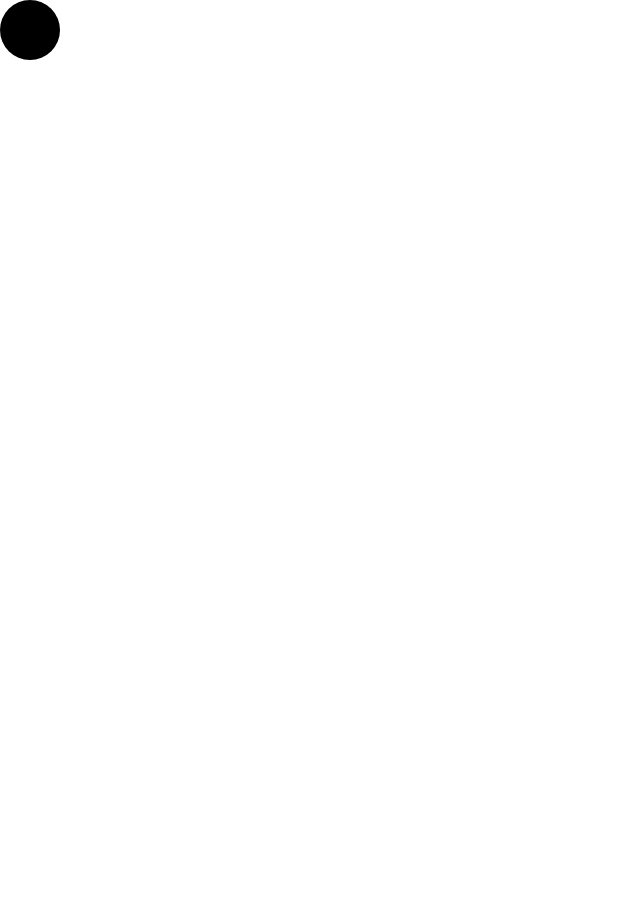
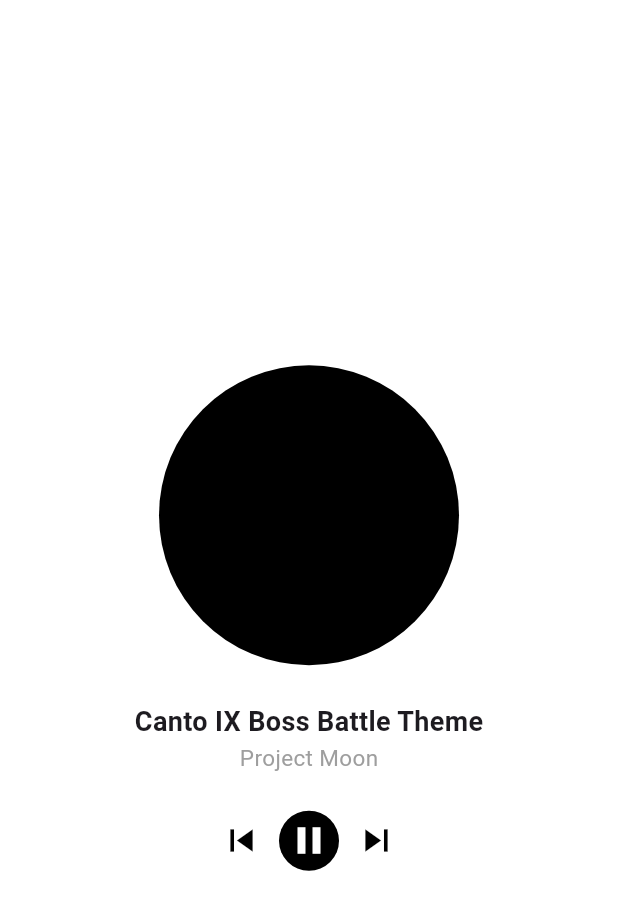
Before and after one commit to implement-any/flutter-audio-visualizer, a Flutter app: the screen it shows after launch, on a phone screen of 412 x 824 dp. Shown: the top 910 px of the screen. Run offline on Flutter 3.47's test engine with Material 3 defaults, Android fonts, the phone set to English and light mode, and no system bars; our stand-ins replace dio, flutter_riverpod.

Commit message:
Feat(audio-screen): 오디오 플레이어 화면 추가 ## Feat - 오디오 플레이어 추가 - 오디오 플레이어 이미지 artwork, 제목, 부제목 추가

```diff
--- a/lib/features/visualizer/screen/visualizer_screen.dart
+++ b/lib/features/visualizer/screen/visualizer_screen.dart
@@ -1,6 +1,7 @@
 import 'package:flutter/material.dart';
-
 import 'package:flutter_audio_visualizer/features/visualizer/widgets/artwork_circle.dart';
+import 'package:flutter_audio_visualizer/features/visualizer/widgets/music_info.dart';
+import 'package:flutter_audio_visualizer/features/visualizer/widgets/player.dart';
 
 class VisualizerScreen extends StatefulWidget {
   const VisualizerScreen({super.key});
@@ -14,9 +15,28 @@ class _VisualizerScreenState extends State<VisualizerScreen> {
   Widget build(BuildContext context) {
     return Scaffold(
       backgroundColor: Colors.white,
-      body: SafeArea(child: Column(children: [
-        ArtworkCircle()
-      ])),
+      body: SafeArea(
+        child: SizedBox(
+          width: double.infinity,
+          child: Column(
+            mainAxisAlignment: MainAxisAlignment.center,
+            spacing: 25,
+            children: [
+              ArtworkCircle(),
+              MusicInfo(
+                title: "Canto IX Boss Battle Theme",
+                subTitle: "Project Moon",
+              ),
+              Player(
+                onPrev: () {},
+                onPlay: () {},
+                onNext: () {},
+                isPlaying: true,
+              ),
+            ],
+          ),
+        ),
+      ),
     );
   }
 }
--- a/lib/features/visualizer/widgets/artwork_circle.dart
+++ b/lib/features/visualizer/widgets/artwork_circle.dart
@@ -5,8 +5,12 @@ class ArtworkCircle extends StatelessWidget {
 
   @override
   Widget build(BuildContext context) {
-    return CircleAvatar(
-      backgroundColor: Colors.black,
+    return SizedBox(
+      width: 200,
+      height: 200,
+      child: CircleAvatar(
+        backgroundColor: Colors.black,
+      ),
     );
   }
 }
--- /dev/null
+++ b/lib/features/visualizer/widgets/music_info.dart
@@ -0,0 +1,24 @@
+import 'package:flutter/material.dart';
+
+class MusicInfo extends StatelessWidget {
+  final String title;
+  final String subTitle;
+
+  const MusicInfo({super.key, required this.title, required this.subTitle});
+
+  @override
+  Widget build(BuildContext context) {
+    return Column(
+      children: [
+        Text(
+          title,
+          style: TextStyle(fontSize: 18, fontWeight: FontWeight.bold),
+        ),
+        Text(
+          subTitle,
+          style: TextStyle(fontSize: 15, fontWeight: FontWeight.w400, color: Colors.grey),
+        ),
+      ],
+    );
+  }
+}
--- /dev/null
+++ b/lib/features/visualizer/widgets/player.dart
@@ -0,0 +1,47 @@
+import 'package:flutter/material.dart';
+
+class Player extends StatelessWidget {
+  final void Function() onPlay;
+  final void Function() onPrev;
+  final void Function() onNext;
+
+  final bool isPlaying;
+
+  const Player({
+    super.key,
+    required this.onPlay,
+    required this.onPrev,
+    required this.onNext,
+    required this.isPlaying,
+  });
+
+  @override
+  Widget build(BuildContext context) {
+    return IconTheme(
+      data: const IconThemeData(size: 30),
+      child: Row(
+        mainAxisAlignment: MainAxisAlignment.center,
+        spacing: 10,
+        children: [
+          GestureDetector(onTap: onPrev, child: Icon(Icons.skip_previous)),
+          Material(
+            color: Colors.black,
+            shape: CircleBorder(),
+            child: InkWell(
+              customBorder: const CircleBorder(),
+              onTap: onPlay,
+              child: Padding(
+                padding: const EdgeInsets.all(5),
+                child: Icon(
+                  isPlaying ? Icons.pause : Icons.play_arrow,
+                  color: Colors.white,
+                ),
+              ),
+            ),
+          ),
+          GestureDetector(onTap: onNext, child: Icon(Icons.skip_next)),
+        ],
+      ),
+    );
+  }
+}
--- a/lib/main.dart
+++ b/lib/main.dart
@@ -13,9 +13,10 @@ class MyApp extends StatelessWidget {
   @override
   Widget build(BuildContext context) {
     return MaterialApp(
-      title: 'Flutter Demo',
+      title: 'Visualizer App',
       theme: ThemeData(),
       home: const VisualizerScreen(),
+      debugShowCheckedModeBanner: false,
     );
   }
 }
```
